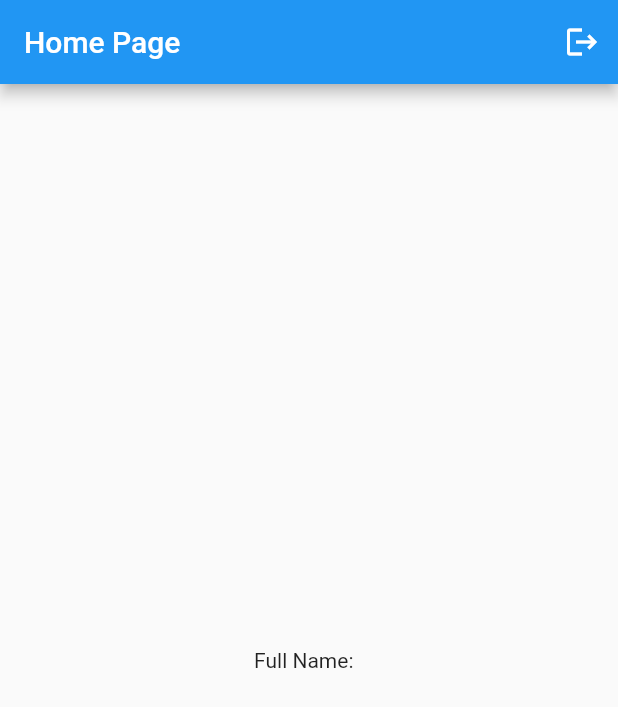
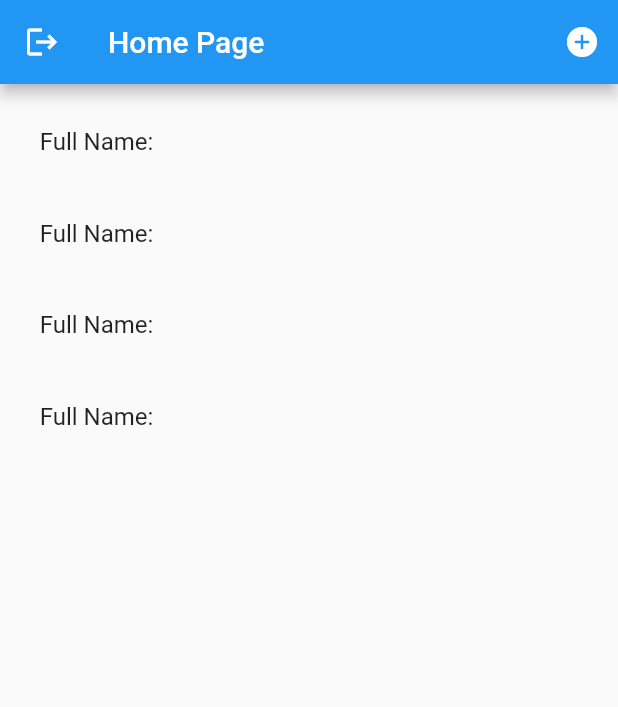
Before and after one commit to 404-Hackathon/schoolender_flutter, a Flutter app: the screen it shows once a user with an empty profile is signed in, on a phone screen of 412 x 824 dp. Shown: the top 707 px of the screen. Run offline on Flutter 3.47's test engine with Material 2 defaults, Android fonts, the phone set to English and light mode, and no system bars; our stand-ins replace awesome_dialog, cloud_firestore, firebase_auth, firebase_core, shimmer; accounts and stored records are empty; network calls fail.

Commit message:
Before Null Safety

```diff
--- a/lib/Home/home_page.dart
+++ b/lib/Home/home_page.dart
@@ -36,8 +36,7 @@ class _HomePageState extends State<HomePage> {
           return Scaffold(
             appBar: AppBar(
               title: Text('Home Page'),
-              actions: [
-                IconButton(
+              leading: IconButton(
                     icon: Icon(
                       Icons.logout,
                     ),
@@ -50,13 +49,35 @@ class _HomePageState extends State<HomePage> {
                         ),
                       );
                     }),
+              actions: [
+                IconButton(
+                    icon: Icon(
+                      Icons.add_circle_rounded,
+                    ),
+                    onPressed: () async {}),
               ],
             ),
             body: SafeArea(
               child: Center(
-                child: Container(
-                  child: Text(
-                    'Full Name: ${data['firstName']} ${data['lastName']}',
+                child: Padding(
+                  padding: const EdgeInsets.all(8.0),
+                  child: Container(
+                    child: ListView.builder(
+                      itemCount: 4,
+                      itemBuilder: (context, index) {
+                        return Padding(
+                          padding: const EdgeInsets.all(2.5),
+                          child: ListTile(
+                            title: Text(
+                            'Full Name: ${data['firstName']} ${data['lastName']}',
+                          ),
+                          shape: RoundedRectangleBorder(borderRadius: BorderRadius.circular(20)),
+                          enableFeedback: true,
+                          onTap: (){},
+                          ),
+                        );
+                      },
+                    ),
                   ),
                 ),
               ),
```
Also changed, not shown: pubspec.yaml (+4 -4 lines), pubspec.lock, 1 other file.
